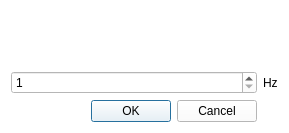
cbrnr/sigviewer, file src/file_handling_impl/resampling.ui: the form before one commit.
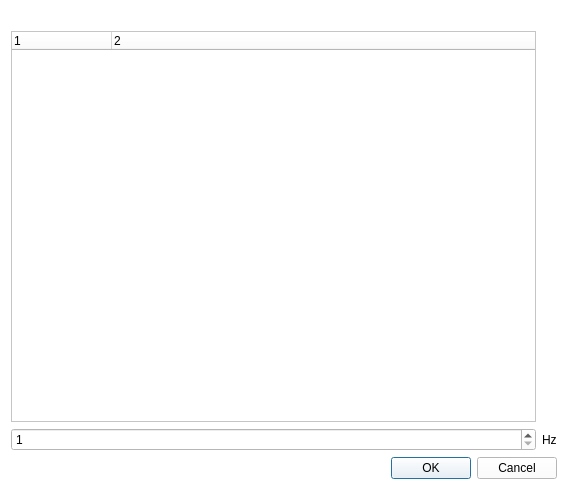
The form after the commit.

Commit message: Added $$PWD to .pro & added stream info to resampling dialog

Diff of the .ui file:
```diff
--- a/src/file_handling_impl/resampling.ui
+++ b/src/file_handling_impl/resampling.ui
@@ -6,8 +6,8 @@
    <rect>
     <x>0</x>
     <y>0</y>
-    <width>289</width>
-    <height>133</height>
+    <width>568</width>
+    <height>490</height>
    </rect>
   </property>
   <property name="palette">
@@ -435,15 +435,15 @@
    <bool>false</bool>
   </property>
   <layout class="QGridLayout" name="gridLayout">
-   <item row="1" column="1">
+   <item row="2" column="1">
     <widget class="QLabel" name="label_2">
      <property name="text">
       <string>Hz</string>
      </property>
     </widget>
    </item>
-   <item row="0" column="0">
-    <widget class="QLabel" name="label">
+   <item row="4" column="0" colspan="2">
+    <widget class="QDialogButtonBox" name="buttonBox">
      <property name="palette">
       <palette>
        <active>
@@ -859,16 +859,22 @@
        </disabled>
       </palette>
      </property>
-     <property name="frameShape">
-      <enum>QFrame::NoFrame</enum>
+     <property name="orientation">
+      <enum>Qt::Horizontal</enum>
      </property>
-     <property name="text">
-      <string/>
+     <property name="standardButtons">
+      <set>QDialogButtonBox::Cancel|QDialogButtonBox::Ok</set>
      </property>
     </widget>
    </item>
-   <item row="1" column="0">
+   <item row="2" column="0">
     <widget class="QSpinBox" name="spinBox">
+     <property name="sizePolicy">
+      <sizepolicy hsizetype="Minimum" vsizetype="Fixed">
+       <horstretch>0</horstretch>
+       <verstretch>0</verstretch>
+      </sizepolicy>
+     </property>
      <property name="minimum">
       <number>1</number>
      </property>
@@ -880,8 +886,8 @@
      </property>
     </widget>
    </item>
-   <item row="2" column="0">
-    <widget class="QDialogButtonBox" name="buttonBox">
+   <item row="0" column="0">
+    <widget class="QLabel" name="label">
      <property name="palette">
       <palette>
        <active>
@@ -1297,14 +1303,31 @@
        </disabled>
       </palette>
      </property>
-     <property name="orientation">
-      <enum>Qt::Horizontal</enum>
+     <property name="frameShape">
+      <enum>QFrame::NoFrame</enum>
      </property>
-     <property name="standardButtons">
-      <set>QDialogButtonBox::Cancel|QDialogButtonBox::Ok</set>
+     <property name="text">
+      <string/>
      </property>
     </widget>
    </item>
+   <item row="1" column="0">
+    <widget class="QTreeWidget" name="treeWidget">
+     <property name="columnCount">
+      <number>2</number>
+     </property>
+     <column>
+      <property name="text">
+       <string notr="true">1</string>
+      </property>
+     </column>
+     <column>
+      <property name="text">
+       <string notr="true">2</string>
+      </property>
+     </column>
+    </widget>
+   </item>
   </layout>
  </widget>
  <tabstops>
```
Left out of the diff: 13 changed lines with no effect on the pictures. The commit also changes 2 other files.
